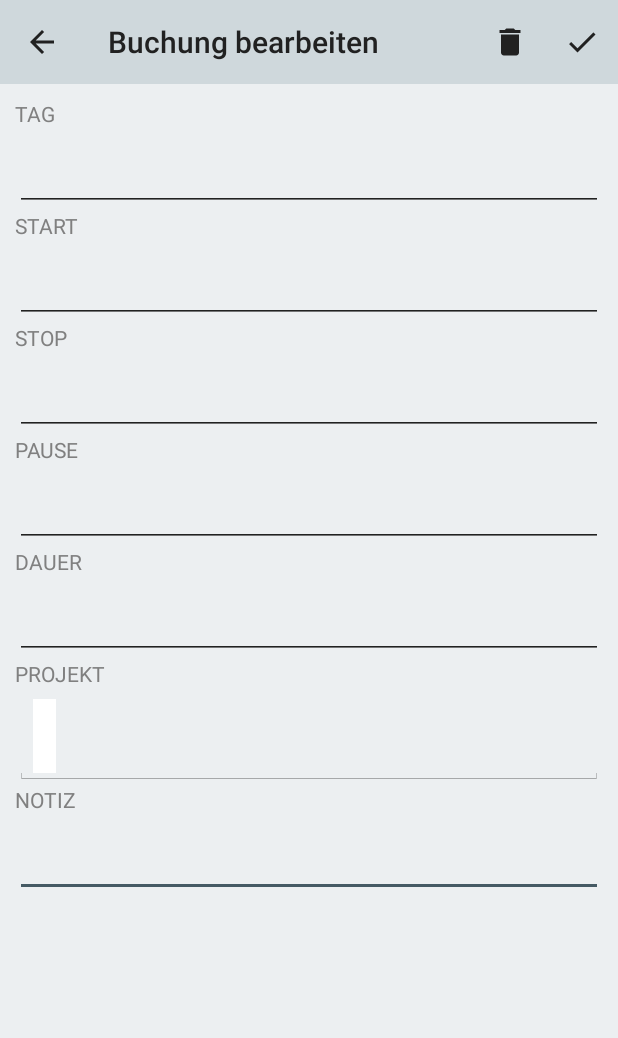
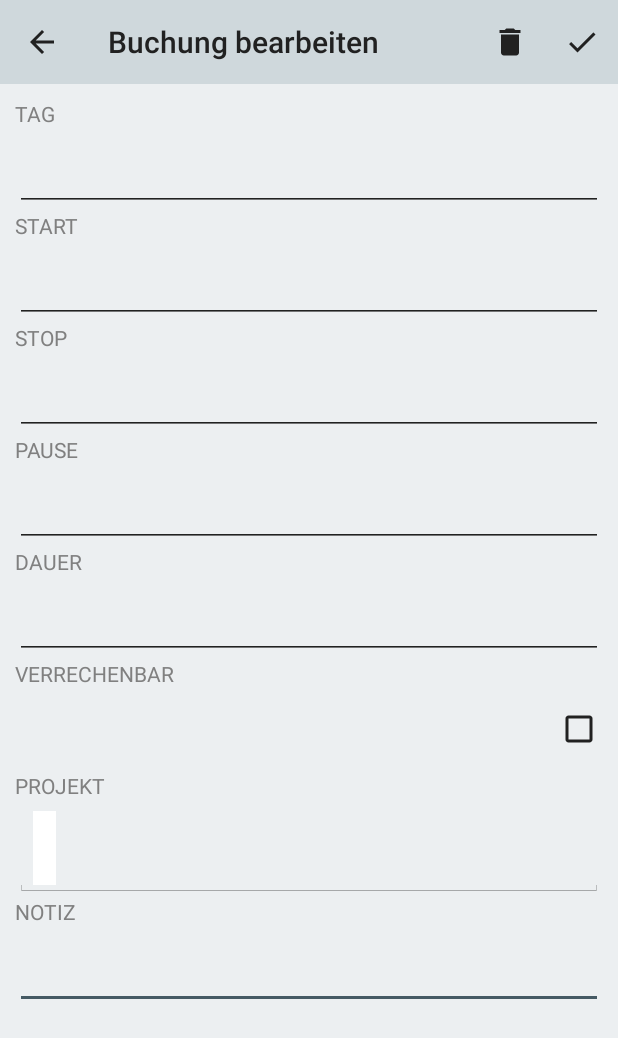
Before and after one commit to devgek/PTime, an Android app: the BookingDetailActivity screen opened directly, with no data from a screen before it, on a phone screen of 412 x 824 dp. Shown: the top 1038 px of the screen. Run offline under Robolectric (Android 15) with nearby library versions, the phone set to English and light mode, and no system bars; 1 statement that could not run was skipped.

Commit message:
billable in BookingDetail

```diff
--- a/project4/src/main/java/com/gek/and/project4/activity/BookingDetailActivity.java
+++ b/project4/src/main/java/com/gek/and/project4/activity/BookingDetailActivity.java
@@ -13,11 +13,13 @@ import android.view.MenuInflater;
 import android.view.MenuItem;
 import android.view.View;
 import android.view.View.OnClickListener;
+import android.widget.CheckedTextView;
 import android.widget.EditText;
 import android.widget.Toast;
 
 import com.gek.and.project4.R;
 import com.gek.and.project4.app.Project4App;
+import com.gek.and.project4.controlhelper.BillableControlHelper;
 import com.gek.and.project4.dialogcontroller.ProjectSelectionDialogController;
 import com.gek.and.project4.entity.Booking;
 import com.gek.and.project4.entity.Project;
@@ -40,6 +42,7 @@ public class BookingDetailActivity extends AppCompatActivity implements OnTimeSe
 	private EditText duration;
 	private ProjectView projectView;
 	private EditText note;
+	private CheckedTextView billable;
 
 	private Booking theBooking;
 	private Integer mDuration;
@@ -126,6 +129,20 @@ public class BookingDetailActivity extends AppCompatActivity implements OnTimeSe
 		});
 
 		duration = (EditText) findViewById(R.id.bookingDetailDuration);
+
+		billable = (CheckedTextView) findViewById(R.id.bookingDetailBillable);
+		billable.setOnClickListener(new View.OnClickListener() {
+			@Override
+			public void onClick(View v) {
+				if (billable.isChecked()) {
+					billable.setChecked(false);
+				} else {
+					billable.setChecked(true);
+				}
+
+				BillableControlHelper.setText(billable);
+			}
+		});
 
 		projectView	= (ProjectView) findViewById(R.id.bookingDetailProject);
 		projectView.setOnClickListener(new OnClickListener() {
@@ -222,6 +239,9 @@ public class BookingDetailActivity extends AppCompatActivity implements OnTimeSe
 
 			updateDuration();
 
+			billable.setChecked(theBooking.getBillable() == null || theBooking.getBillable().equals(Boolean.TRUE));
+			BillableControlHelper.setText(billable);
+
 			if (theBooking.getProjectId() != null) {
 				prepareDataProject(theBooking.getProjectId());
 				note.requestFocus();
@@ -297,6 +317,8 @@ public class BookingDetailActivity extends AppCompatActivity implements OnTimeSe
 
 		String note = this.note.getText().toString();
 		this.theBooking.setNote(note);
+
+		this.theBooking.setBillable(this.billable.isChecked());
 
 		Project4App.getApp(this).getBookingService().updateBooking(this.theBooking);
 
--- a/project4/src/main/java/com/gek/and/project4/listadapter/ProjectManagementArrayAdapter.java
+++ b/project4/src/main/java/com/gek/and/project4/listadapter/ProjectManagementArrayAdapter.java
@@ -92,7 +92,7 @@ public class ProjectManagementArrayAdapter extends DragNDropArrayAdapter<Project
 		    	ProjectCard card = holder.card;
 		    	Project project = card.getProject();
 		    	ProjectService projectService = Project4App.getApp(parentActivity).getProjectService();
-		    	projectService.addOrUpdateProject(project.getId(), project.getCompany(), project.getTitle(), project.getSubTitle(), project.getColor(), project.getPriority(), checkBox.isChecked(), project.getDefaultNote());
+		    	projectService.addOrUpdateProject(project.getId(), project.getCompany(), project.getTitle(), project.getSubTitle(), project.getColor(), project.getPriority(), checkBox.isChecked(), project.getDefaultNote(), project.getBillable());
 		    	card.getProject().setActive(checkBox.isChecked());
 
 		    	holder.projectView.setDimmed(!checkBox.isChecked());
--- a/project4/src/main/java/com/gek/and/project4/service/BookingService.java
+++ b/project4/src/main/java/com/gek/and/project4/service/BookingService.java
@@ -186,6 +186,7 @@ public class BookingService {
 		Booking start = new Booking();
 		start.setProjectId(projectId);
 		start.setNote(project.getDefaultNote());
+		start.setBillable((project.getBillable()));
 		start.setBreakHours(0);
 		start.setBreakMinutes(0);
 		start.setMinutes(0);
--- a/project4/src/main/res/layout/booking_detail.xml
+++ b/project4/src/main/res/layout/booking_detail.xml
@@ -15,7 +15,9 @@
         android:paddingBottom="10dp"
         android:paddingTop="10dp"
         android:textColor="@android:color/primary_text_light"/-->
-
+    <ScrollView
+        android:layout_width="match_parent"
+        android:layout_height="match_parent">
         <LinearLayout
             android:layout_width="match_parent"
             android:layout_height="match_parent"
@@ -120,6 +122,28 @@
                 />
 
             <TextView
+                android:id="@+id/bookingDetailBillableLabel"
+                android:layout_width="wrap_content"
+                android:layout_height="wrap_content"
+                android:labelFor="@+id/bookingDetailBillable"
+                android:text="@string/booking_detail_billable_label"
+                style="@style/label"
+                />
+            <CheckedTextView
+                android:id="@+id/bookingDetailBillable"
+                android:layout_width="match_parent"
+                android:layout_height="@dimen/text_view_big"
+                android:focusable="false"
+                android:gravity="center"
+                android:textSize="@dimen/text_big"
+                android:editable="false"
+                android:cursorVisible="false"
+                android:clickable="false"
+                android:textColor="@android:color/tertiary_text_light"
+                android:checkMark="?android:attr/listChoiceIndicatorMultiple"
+                android:text=""
+                />
+            <TextView
                 android:id="@+id/bookingDetailProjectLabel"
                 android:layout_width="wrap_content"
                 android:layout_height="wrap_content"
@@ -150,4 +174,6 @@
                 android:inputType="text" />
         </LinearLayout>
 
+    </ScrollView>
+
 </LinearLayout>
--- a/project4/src/main/res/values/strings.xml
+++ b/project4/src/main/res/values/strings.xml
@@ -31,8 +31,8 @@
     <string name="project_detail_defaultTask_text">Default Notiz</string>
     <string name="project_detail_billable_label">VERRECHENBAR</string>
     <string name="project_detail_billable_text">Projekt verrechenbar</string>
-    <string name="project_detail_billable_text_on">aktiv</string>
-    <string name="project_detail_billable_text_off">inaktiv</string>
+    <string name="billable_edit_text_on">ja</string>
+    <string name="billable_edit_text_off">nein</string>
 
     <string name="buttonColorCancel">Abbrechen</string>
     <string name="buttonColorSelect">Auswählen</string>
@@ -42,6 +42,7 @@
     <string name="booking_detail_to_label">STOP</string>
     <string name="booking_detail_break_label">PAUSE</string>
     <string name="booking_detail_duration_label">DAUER</string>
+    <string name="booking_detail_billable_label">VERRECHENBAR</string>
     <string name="booking_detail_project_label">PROJEKT</string>
     <string name="booking_detail_note_label">NOTIZ</string>
     <string name="booking_detail_text_running">läuft ...</string>
```
Also changed, not shown: project4/src/main/java/com/gek/and/project4/activity/ProjectDetailActivity.java (+5 -12 lines), project4/src/main/java/com/gek/and/project4/controlhelper/BillableControlHelper.java (added, +17 -0 lines), project4/src/main/java/com/gek/and/project4/service/ProjectService.java (+5 -4 lines). Lines whose indentation alone changed are shown as unchanged.
